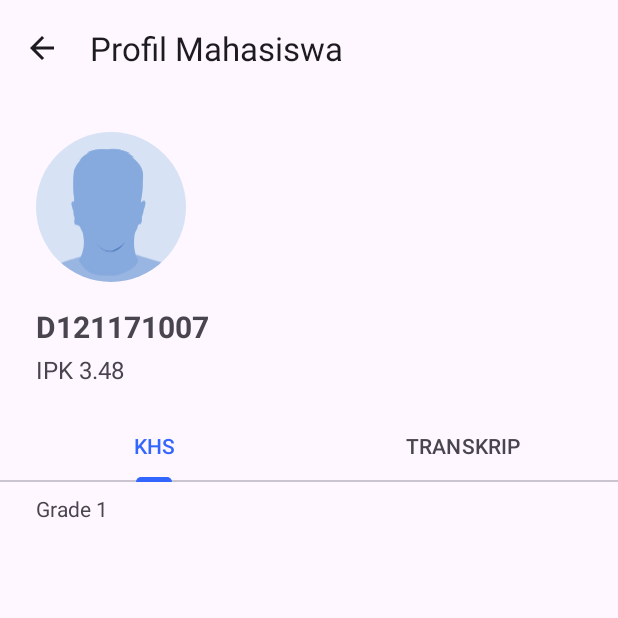
After one commit to yysrll/MVVM-Monitoring-App, an Android app: the DetailActivity screen opened directly, with no data from a screen before it, on a phone screen of 412 x 824 dp, the top half of it. The commit adds this screen. Run offline under Robolectric (Android 15) with nearby library versions, the phone set to English and light mode, and no system bars; our stand-ins replace CircleImageView; 3 statements that could not run were skipped.

Commit message:
feat: detail page

```diff
--- a/app/build.gradle
+++ b/app/build.gradle
@@ -3,6 +3,7 @@ plugins {
     id 'org.jetbrains.kotlin.android'
     id 'kotlin-kapt'
     id 'dagger.hilt.android.plugin'
+    id 'kotlin-parcelize'
 }
 
 android {
@@ -57,6 +58,9 @@ dependencies {
     implementation "androidx.lifecycle:lifecycle-viewmodel-ktx:2.5.0"
     implementation "androidx.lifecycle:lifecycle-livedata-ktx:2.5.0"
 
+    // View Pager
+    implementation "androidx.viewpager2:viewpager2:1.0.0"
+
     //Dagger - Hilt
     implementation "com.google.dagger:hilt-android:$hilt_version"
     kapt "com.google.dagger:hilt-android-compiler:$hilt_version"
--- a/app/src/main/java/com/yusril/mvvmmonitoring/core/domain/model/Student.kt
+++ b/app/src/main/java/com/yusril/mvvmmonitoring/core/domain/model/Student.kt
@@ -1,8 +1,12 @@
 package com.yusril.mvvmmonitoring.core.domain.model
 
+import android.os.Parcelable
+import kotlinx.parcelize.Parcelize
+
+@Parcelize
 data class Student(
     var id: Int,
     var nim: String,
     var gpa: String,
     var sks: Int
-)
+) : Parcelable
--- /dev/null
+++ b/app/src/main/java/com/yusril/mvvmmonitoring/core/presentation/SectionsPagerAdapter.kt
@@ -0,0 +1,24 @@
+package com.yusril.mvvmmonitoring.core.presentation
+
+import android.os.Bundle
+import androidx.appcompat.app.AppCompatActivity
+import androidx.fragment.app.Fragment
+import androidx.viewpager2.adapter.FragmentStateAdapter
+import com.yusril.mvvmmonitoring.ui.detail.GradeFragment
+import com.yusril.mvvmmonitoring.ui.detail.GradeFragment.Companion.ARG_SECTION_NUMBER
+
+class SectionsPagerAdapter(activity: AppCompatActivity): FragmentStateAdapter(activity) {
+
+    override fun getItemCount(): Int {
+        return 2
+    }
+
+    override fun createFragment(position: Int): Fragment {
+        val fragment = GradeFragment()
+        fragment.arguments = Bundle().apply {
+            putInt(ARG_SECTION_NUMBER, position + 1)
+        }
+        return fragment
+    }
+
+}
--- a/app/src/main/java/com/yusril/mvvmmonitoring/core/presentation/StudentAdapter.kt
+++ b/app/src/main/java/com/yusril/mvvmmonitoring/core/presentation/StudentAdapter.kt
@@ -4,13 +4,14 @@ import android.annotation.SuppressLint
 import android.view.LayoutInflater
 import android.view.ViewGroup
 import androidx.recyclerview.widget.RecyclerView
-import com.bumptech.glide.Glide
 import com.yusril.mvvmmonitoring.R
 import com.yusril.mvvmmonitoring.core.domain.model.Student
 import com.yusril.mvvmmonitoring.databinding.ItemRowStudentBinding
+import com.yusril.mvvmmonitoring.ui.detail.DetailActivity
 
 class StudentAdapter : RecyclerView.Adapter<StudentAdapter.RecyclerViewHolder>() {
     private val listStudent = ArrayList<Student>()
+    private var onItemClickCallback: OnItemClickCallback? = null
 
     @SuppressLint("NotifyDataSetChanged")
     fun addStudents(items: List<Student>) {
@@ -18,6 +19,11 @@ class StudentAdapter : RecyclerView.Adapter<StudentAdapter.RecyclerViewHolder>()
         listStudent.addAll(items)
         this.notifyDataSetChanged()
     }
+
+    fun setOnItemClickCallback(onItemClickCallback: OnItemClickCallback) {
+        this.onItemClickCallback = onItemClickCallback
+    }
+
     class RecyclerViewHolder(private val binding: ItemRowStudentBinding) : RecyclerView.ViewHolder(binding.root) {
         fun bind(student: Student) {
             with(binding) {
@@ -36,7 +42,14 @@ class StudentAdapter : RecyclerView.Adapter<StudentAdapter.RecyclerViewHolder>()
 
     override fun onBindViewHolder(holder: RecyclerViewHolder, position: Int) {
         holder.bind(listStudent[position])
+        holder.itemView.setOnClickListener {
+            onItemClickCallback?.onItemClicked(listStudent[position])
+        }
     }
 
     override fun getItemCount(): Int = listStudent.size
+
+    interface OnItemClickCallback {
+        fun onItemClicked(student: Student)
+    }
 }
--- /dev/null
+++ b/app/src/main/java/com/yusril/mvvmmonitoring/ui/detail/DetailActivity.kt
@@ -0,0 +1,65 @@
+package com.yusril.mvvmmonitoring.ui.detail
+
+import android.app.Activity
+import android.content.Intent
+import android.graphics.Color
+import android.graphics.drawable.ColorDrawable
+import androidx.appcompat.app.AppCompatActivity
+import android.os.Bundle
+import com.google.android.material.tabs.TabLayoutMediator
+import com.yusril.mvvmmonitoring.R
+import com.yusril.mvvmmonitoring.core.domain.model.Student
+import com.yusril.mvvmmonitoring.core.presentation.SectionsPagerAdapter
+import com.yusril.mvvmmonitoring.databinding.ActivityDetailBinding
+
+class DetailActivity : AppCompatActivity() {
+
+    private lateinit var binding: ActivityDetailBinding
+    private lateinit var student: Student
+
+    override fun onCreate(savedInstanceState: Bundle?) {
+        super.onCreate(savedInstanceState)
+        binding = ActivityDetailBinding.inflate(layoutInflater)
+        setContentView(binding.root)
+
+        supportActionBar?.apply {
+            title = getString(R.string.detail_title)
+            elevation = 0f
+            setBackgroundDrawable(ColorDrawable(Color.TRANSPARENT))
+            setDisplayHomeAsUpEnabled(true)
+        }
+
+        student = intent.getParcelableExtra(EXTRA_STUDENT)!!
+        binding.detailStudentImage.setImageResource(R.drawable.ic_generic_avatar)
+        binding.detailStudentNim.text = student.nim
+        binding.detailStudentGpa.text = student.gpa
+
+        setupPagerAdapter()
+    }
+
+    private fun setupPagerAdapter() {
+        val sectionsPagerAdapter = SectionsPagerAdapter(this)
+        binding.detailViewPager.adapter = sectionsPagerAdapter
+        TabLayoutMediator(binding.detailTabs, binding.detailViewPager) { tab, position ->
+            tab.text = TAB_TITLES[position]
+        }.attach()
+    }
+
+    override fun onSupportNavigateUp(): Boolean {
+        onBackPressed()
+        return super.onSupportNavigateUp()
+    }
+
+    companion object {
+        const val EXTRA_STUDENT = "extra_student"
+        private val TAB_TITLES = arrayOf(
+            "KHS",
+            "TRANSKRIP"
+        )
+        fun start(activity: Activity, student: Student) {
+            val intent = Intent(activity, DetailActivity::class.java)
+            intent.putExtra(EXTRA_STUDENT, student)
+            activity.startActivity(intent)
+        }
+    }
+}
--- /dev/null
+++ b/app/src/main/java/com/yusril/mvvmmonitoring/ui/detail/GradeFragment.kt
@@ -0,0 +1,34 @@
+package com.yusril.mvvmmonitoring.ui.detail
+
+import android.os.Bundle
+import androidx.fragment.app.Fragment
+import android.view.LayoutInflater
+import android.view.View
+import android.view.ViewGroup
+import com.yusril.mvvmmonitoring.R
+import com.yusril.mvvmmonitoring.databinding.FragmentGradeBinding
+
+class GradeFragment : Fragment() {
+
+    private lateinit var binding: FragmentGradeBinding
+
+    override fun onCreateView(
+        inflater: LayoutInflater, container: ViewGroup?,
+        savedInstanceState: Bundle?
+    ): View {
+        // Inflate the layout for this fragment
+        binding = FragmentGradeBinding.inflate(inflater, container, false)
+        return binding.root
+    }
+
+    override fun onViewCreated(view: View, savedInstanceState: Bundle?) {
+        super.onViewCreated(view, savedInstanceState)
+
+        val index = arguments?.getInt(ARG_SECTION_NUMBER, 0)
+        binding.tvGradeTitle.text = "Grade $index"
+    }
+
+    companion object {
+        const val ARG_SECTION_NUMBER = "section_number"
+    }
+}
--- a/app/src/main/java/com/yusril/mvvmmonitoring/ui/main/MainActivity.kt
+++ b/app/src/main/java/com/yusril/mvvmmonitoring/ui/main/MainActivity.kt
@@ -14,9 +14,11 @@ import androidx.lifecycle.lifecycleScope
 import androidx.recyclerview.widget.LinearLayoutManager
 import com.google.android.material.chip.Chip
 import com.yusril.mvvmmonitoring.R
+import com.yusril.mvvmmonitoring.core.domain.model.Student
 import com.yusril.mvvmmonitoring.core.presentation.StudentAdapter
 import com.yusril.mvvmmonitoring.core.vo.Status
 import com.yusril.mvvmmonitoring.databinding.ActivityMainBinding
+import com.yusril.mvvmmonitoring.ui.detail.DetailActivity
 import com.yusril.mvvmmonitoring.ui.login.LoginActivity
 import dagger.hilt.android.AndroidEntryPoint
 
@@ -81,6 +83,11 @@ class MainActivity : AppCompatActivity() {
             adapter = studentAdapter
             setHasFixedSize(true)
         }
+        studentAdapter.setOnItemClickCallback(object : StudentAdapter.OnItemClickCallback {
+            override fun onItemClicked(student: Student) {
+                DetailActivity.start(this@MainActivity, student)
+            }
+        })
     }
 
     override fun onCreateOptionsMenu(menu: Menu): Boolean {
--- /dev/null
+++ b/app/src/main/res/layout/activity_detail.xml
@@ -0,0 +1,71 @@
+<?xml version="1.0" encoding="utf-8"?>
+<androidx.constraintlayout.widget.ConstraintLayout xmlns:android="http://schemas.android.com/apk/res/android"
+    xmlns:app="http://schemas.android.com/apk/res-auto"
+    xmlns:tools="http://schemas.android.com/tools"
+    android:layout_width="match_parent"
+    android:layout_height="match_parent"
+    tools:context=".ui.detail.DetailActivity">
+
+    <LinearLayout
+        android:id="@+id/ll_detail"
+        android:layout_width="match_parent"
+        android:layout_height="wrap_content"
+        android:orientation="vertical"
+        android:layout_marginHorizontal="24dp"
+        app:layout_constraintTop_toTopOf="parent"
+        app:layout_constraintLeft_toLeftOf="parent"
+        >
+
+        <de.hdodenhof.circleimageview.CircleImageView
+            android:id="@+id/detail_student_image"
+            android:layout_width="100dp"
+            android:layout_height="100dp"
+            tools:src="@tools:sample/avatars"
+            android:layout_marginTop="24dp"
+            />
+
+        <TextView
+            android:id="@+id/detail_student_nim"
+            android:layout_width="wrap_content"
+            android:layout_height="wrap_content"
+            android:text="D121171007"
+            android:textStyle="bold"
+            android:textSize="20sp"
+            android:layout_marginTop="16dp"
+            />
+
+        <TextView
+            android:id="@+id/detail_student_gpa"
+            android:layout_width="wrap_content"
+            android:layout_height="wrap_content"
+            android:text="IPK 3.48"
+            android:textSize="16sp"
+            android:layout_marginTop="4dp"
+            />
+
+    </LinearLayout>
+
+
+
+    <com.google.android.material.tabs.TabLayout
+        android:id="@+id/detail_tabs"
+        android:layout_width="match_parent"
+        android:layout_height="wrap_content"
+        android:layout_marginTop="16dp"
+        app:layout_constraintTop_toBottomOf="@id/ll_detail"
+        app:layout_constraintLeft_toLeftOf="parent"
+        />
+
+    <androidx.viewpager2.widget.ViewPager2
+        android:id="@+id/detail_view_pager"
+        android:layout_width="match_parent"
+        android:layout_height="0dp"
+        android:layout_marginTop="8dp"
+        android:layout_marginHorizontal="24dp"
+        app:layout_constraintTop_toBottomOf="@id/detail_tabs"
+        app:layout_constraintLeft_toLeftOf="parent"
+        app:layout_constraintBottom_toBottomOf="parent"
+        />
+
+
+</androidx.constraintlayout.widget.ConstraintLayout>
--- /dev/null
+++ b/app/src/main/res/layout/fragment_grade.xml
@@ -0,0 +1,14 @@
+<?xml version="1.0" encoding="utf-8"?>
+<FrameLayout xmlns:android="http://schemas.android.com/apk/res/android"
+    xmlns:tools="http://schemas.android.com/tools"
+    android:layout_width="match_parent"
+    android:layout_height="match_parent"
+    tools:context=".ui.detail.GradeFragment">
+
+    <TextView
+        android:id="@+id/tv_grade_title"
+        android:layout_width="match_parent"
+        android:layout_height="match_parent"
+        android:text="@string/hello_blank_fragment" />
+
+</FrameLayout>
--- a/app/src/main/res/values/strings.xml
+++ b/app/src/main/res/values/strings.xml
@@ -10,5 +10,9 @@
     <string name="greeting_messages">Halo, %1$s %2$s</string>
 
     <string name="total_student">%1$d mahasiswa</string>
+    <!-- TODO: Remove or change this placeholder text -->
+    <string name="hello_blank_fragment">Hello blank fragment</string>
+
+    <string name="detail_title">Profil Mahasiswa</string>
 
 </resources>
```
Also changed, not shown: app/src/main/AndroidManifest.xml (+6 -3 lines).
